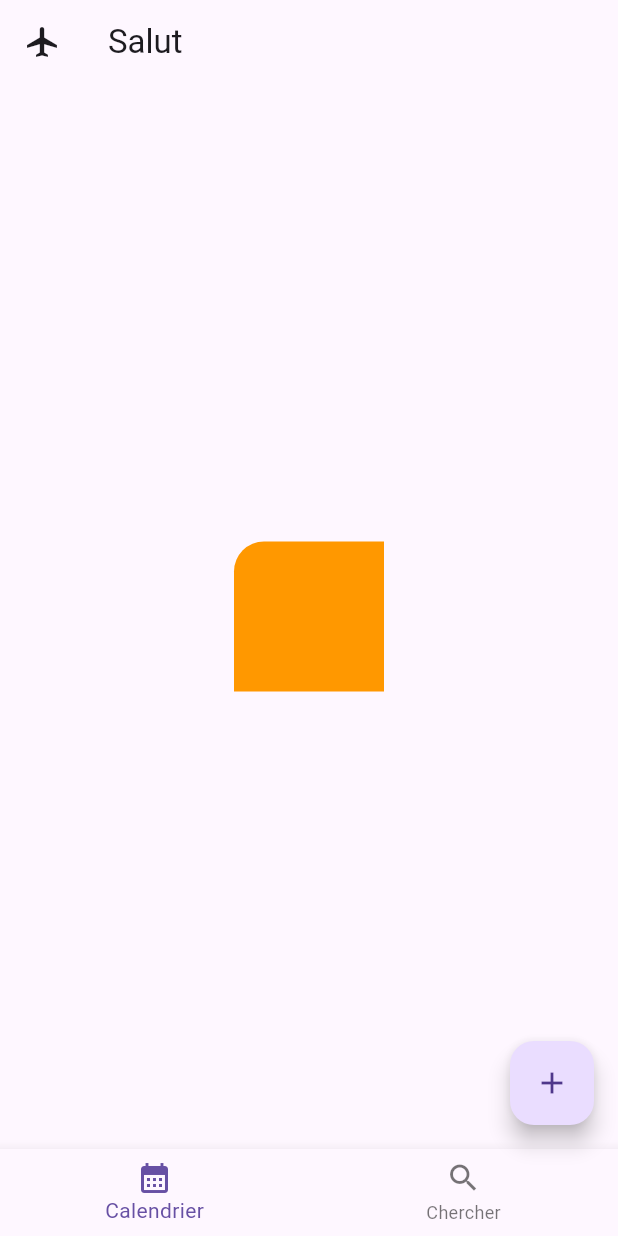
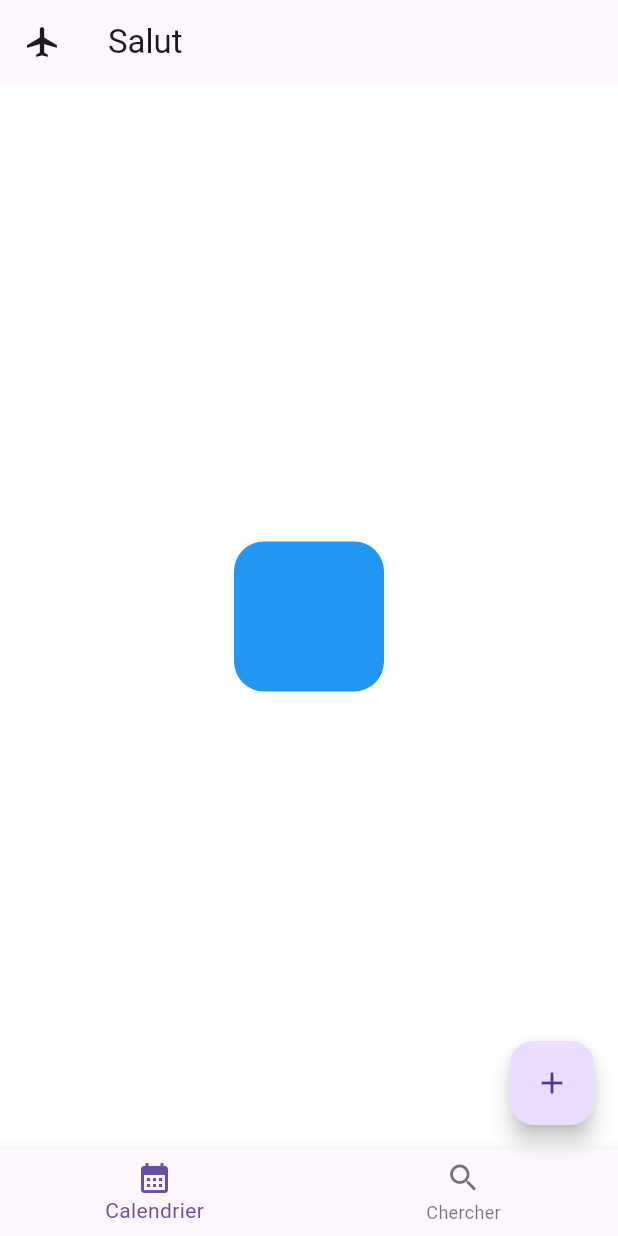
Before and after one commit to ThomasEcalle/5_AL1_2023, a Flutter app: the screen it shows after launch, on a phone screen of 412 x 824 dp. Run offline on Flutter 3.47's test engine with Material 2 defaults, Android fonts, the phone set to English and light mode, and no system bars.

Commit message:
Add second button exercise

```diff
--- /dev/null
+++ b/lib/home_tabs/button_square_2.dart
@@ -0,0 +1,25 @@
+import 'package:flutter/material.dart';
+
+class SquareButton2 extends StatelessWidget {
+  const SquareButton2({
+    super.key,
+    this.onTap,
+  });
+
+  final VoidCallback? onTap;
+
+  @override
+  Widget build(BuildContext context) {
+    return GestureDetector(
+      onTap: onTap,
+      child: Container(
+        height: 100,
+        width: 100,
+        decoration: BoxDecoration(
+          color: Colors.blue,
+          borderRadius: BorderRadius.circular(20),
+        ),
+      ),
+    );
+  }
+}
--- a/lib/home_tabs/calendar_tab.dart
+++ b/lib/home_tabs/calendar_tab.dart
@@ -1,13 +1,33 @@
-import 'package:al_2023/home_tabs/button_square.dart';
 import 'package:flutter/material.dart';
 
-class CalendarTab extends StatelessWidget {
+import 'button_square_2.dart';
+
+class CalendarTab extends StatefulWidget {
   const CalendarTab({super.key});
 
   @override
+  State<CalendarTab> createState() => _CalendarTabState();
+}
+
+class _CalendarTabState extends State<CalendarTab> {
+  Color _color = Colors.white;
+
+  @override
   Widget build(BuildContext context) {
-    return const Center(
-      child: ButtonSquare(),
+    return Container(
+      color: _color,
+      child: Center(
+        child: SquareButton2(
+          onTap: _onButtonTap,
+        ),
+      ),
     );
   }
+
+  void _onButtonTap() {
+    print('Hello from calendar');
+    setState(() {
+      _color = _color == Colors.white ? Colors.green : Colors.white;
+    });
+  }
 }
```
